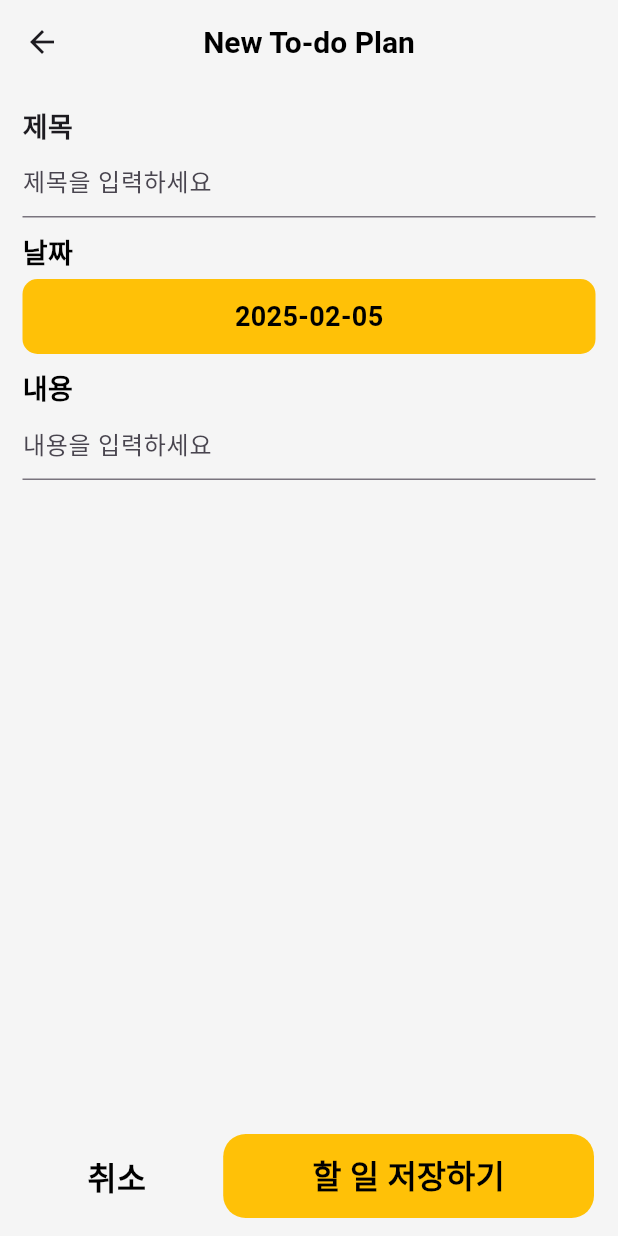
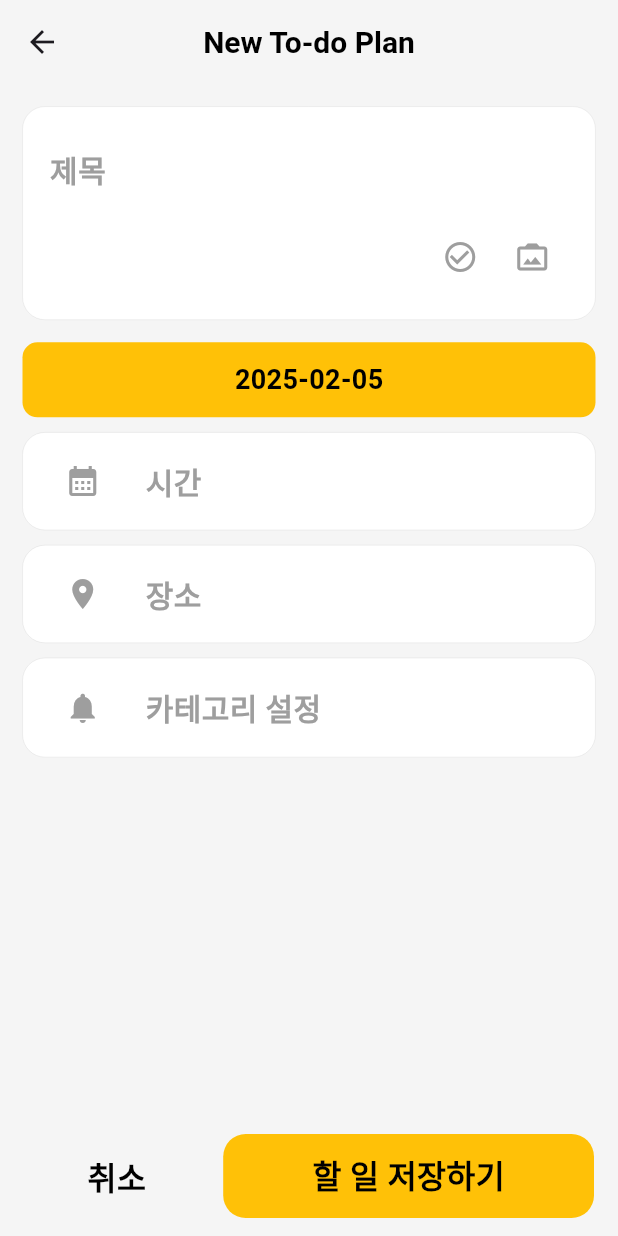
Before and after one commit to pre-per/todo_example, a Flutter app: the Makelist screen opened directly, on a phone screen of 412 x 824 dp. Run offline on Flutter 3.47's test engine with Material 3 defaults, Android fonts, the phone set to English and light mode, and no system bars; our stand-ins replace cloud_firestore, firebase_core, google_fonts; accounts and stored records are empty.

Commit message:
[Design] MakeList

```diff
--- a/lib/model/taskModel.dart
+++ b/lib/model/taskModel.dart
@@ -2,14 +2,16 @@ class Task {
   String id;
   String title;
   DateTime date;
-  String description;
+  String category;
+  List<String> checkTodo;
   bool isChecked;
 
   Task({
     required this.id,
     required this.title,
     required this.date,
-    required this.description,
+    required this.category,
+    required this.checkTodo,
     this.isChecked = false,
   });
 
@@ -17,18 +19,20 @@ class Task {
     return {
       'title': title,
       'date': date.toIso8601String(),
-      'description': description,
       'isChecked': isChecked,
+      'checkTodo': checkTodo,
+      'category': category,
     };
   }
 
   factory Task.fromMap(Map<String, dynamic> map, String documentId) {
     return Task(
       id: documentId,
-      title: map['title'] ?? '',
+      title: map['title'] ?? 'Untitled',
       date: DateTime.parse(map['date']),
-      description: map['description'] ?? '',
       isChecked: map['isChecked'] ?? false,
+      category: map['category'] ?? 'no category',
+      checkTodo: map['checkTodo'] ?? [],
     );
   }
 }
--- a/lib/screen/detailTask.dart
+++ b/lib/screen/detailTask.dart
@@ -28,7 +28,6 @@ class Detailtask extends StatelessWidget {
           children: [
             RenderDetailTask(name: '제목', content: task.title),
             RenderDetailTask(name: '날짜', content: task.date.toString().split(' ')[0]),
-            RenderDetailTask(name: '내용', content: task.description),
           ],
         ),
       ),
--- a/lib/screen/makeTask.dart
+++ b/lib/screen/makeTask.dart
@@ -5,27 +5,21 @@ import 'package:provider/provider.dart';
 import 'package:todo_example/model/taskModel.dart';
 import 'package:uuid/uuid.dart';
 
-class Makelist extends StatefulWidget {
+class Makelist extends StatelessWidget {
+  final GlobalKey<FormState> _formKey = GlobalKey<FormState>();
+  Task task = Task(
+    id: const Uuid().v4(),
+    title: 'Empty Title',
+    date: DateTime.now(),
+    category: 'no category',
+    checkTodo: [],
+  );
 
   Makelist({super.key});
 
   @override
-  State<Makelist> createState() => _MakelistState();
-}
-
-class _MakelistState extends State<Makelist> {
-  final GlobalKey<FormState> _formKey = GlobalKey<FormState>();
-  Task _task = Task(
-    id: const Uuid().v4(),
-    title: 'Empty Title',
-    date: DateTime.now(),
-    description: 'Empty Description',
-  );
-
-  @override
   Widget build(BuildContext context) {
     final taskProvider = Provider.of<TaskProvider>(context);
-
 
     return GestureDetector(
       onTap: () {
@@ -50,29 +44,54 @@ class _MakelistState extends State<Makelist> {
               mainAxisAlignment: MainAxisAlignment.start,
               crossAxisAlignment: CrossAxisAlignment.start,
               children: [
-                const Text(
-                  '제목',
-                  style: TextStyle(
-                    fontSize: 18.0,
-                    fontWeight: FontWeight.w600,
+                Container(
+                  decoration: BoxDecoration(
+                    borderRadius: BorderRadius.circular(15.0),
+                    border: Border.all(width: 0.1, color: Colors.grey),
+                    color: Colors.white,
                   ),
-                ),
+                  child: Padding(
+                    padding: const EdgeInsets.all(18.0),
+                    child: Column(
+                      children: [
                         TextFormField(
                           decoration: const InputDecoration(
-                    hintText: '제목을 입력하세요',
+                            hintText: '제목',
+                            hintStyle: S20W600_GREY,
+                            border: InputBorder.none,
                           ),
-                  onSaved: (String? value) {
-                    _task.title = value ?? 'Empty Title';
+                          onChanged: (String? value) {
+                            task.title = value ?? 'Empty Title';
                           },
                           validator: (String? value) {
                             return (value == null) ? '값을 입력하세요' : null;
                           },
                         ),
+                        /* ListView.builder(
+                          itemCount: taskProvider.tasks.length,
+                          itemBuilder: (context, index) {
+                            return RenderTodoTextFormField(task: taskProvider.tasks[index]);
+                          },
+                        ), */
+                        SizedBox(height: 10.0),
+                        Row(
+                          mainAxisAlignment: MainAxisAlignment.end,
+                          children: [
+                            IconButton(
+                                onPressed: () {},
+                                icon: Icon(Icons.check_circle_outline,
+                                    color: Colors.grey)),
+                            IconButton(
+                                onPressed: () {},
+                                icon: Icon(Icons.photo_camera_back,
+                                    color: Colors.grey)),
+                          ],
+                        )
+                      ],
+                    ),
+                  ),
+                ),
                 const SizedBox(height: 10.0),
-                Text(
-                  '날짜',
-                  style: S18W600_BLACK,
-                ),
                 const SizedBox(height: 5.0),
                 GestureDetector(
                   onTap: () async {
@@ -80,9 +99,7 @@ class _MakelistState extends State<Makelist> {
                         context: context,
                         firstDate: DateTime.utc(2000, 1, 1),
                         lastDate: DateTime.utc(2100, 1, 1));
-                    setState(() {
-                      _task.date = selectedDate ?? DateTime.now();
-                    });
+                    task.date = selectedDate ?? DateTime.now();
                   },
                   child: Container(
                     height: 50.0,
@@ -93,27 +110,26 @@ class _MakelistState extends State<Makelist> {
                     ),
                     child: Center(
                       child: Text(
-                        _task.date.toString().split(' ')[0],
+                        task.date.toString().split(' ')[0],
                         style: S18W600_BLACK,
                       ),
                     ),
                   ),
                 ),
                 const SizedBox(height: 10.0),
-                Text(
-                  '내용',
-                  style: S18W600_BLACK,
+                GestureDetector(
+                  onTap: () {},
+                  child: RenderTaskListTile(icon: Icons.calendar_month, text: '시간'),
                 ),
-                TextFormField(
-                  decoration: const InputDecoration(
-                    hintText: '내용을 입력하세요',
+                const SizedBox(height: 10.0),
+                GestureDetector(
+                  onTap: () {},
+                  child: RenderTaskListTile(icon: Icons.place, text: '장소'),
                 ),
-                  onSaved: (String? value) {
-                    _task.description = value ?? 'Empty Description';
-                  },
-                  validator: (String? value) {
-                    return (value == null) ? '값을 입력하세요' : null;
-                  },
+                const SizedBox(height: 10.0),
+                GestureDetector(
+                  onTap: () {},
+                  child: RenderTaskListTile(icon: Icons.notifications, text: '카테고리 설정'),
                 ),
               ],
             ),
@@ -148,7 +164,7 @@ class _MakelistState extends State<Makelist> {
                     onTap: () {
                       if (_formKey.currentState?.validate() ?? false) {
                         _formKey.currentState?.save();
-                        taskProvider.addTask(_task);
+                        taskProvider.addTask(task);
                         Navigator.pop(context);
                       }
                     },
@@ -180,3 +196,50 @@ class _MakelistState extends State<Makelist> {
     );
   }
 }
+
+class RenderTaskListTile extends StatelessWidget {
+  IconData icon;
+  String text;
+
+  RenderTaskListTile({required this.icon, required this.text, super.key});
+
+  @override
+  Widget build(BuildContext context) {
+    return Container(
+      decoration: BoxDecoration(
+        borderRadius: BorderRadius.circular(15.0),
+        color: Colors.white,
+        border: Border.all(width: 0.1, color: Colors.grey),
+      ),
+      child: Padding(
+        padding: const EdgeInsets.all(18.0),
+        child: Center(
+          child: Row(
+            children: [
+              const SizedBox(width: 10.0),
+              Icon(icon, color: Colors.grey),
+              const SizedBox(width: 30.0),
+              Text(text, style: S20W600_GREY),
+            ],
+          ),
+        ),
+      ),
+    );
+  }
+}
+
+
+class RenderTodoTextFormField extends StatelessWidget {
+  Task task;
+
+  RenderTodoTextFormField({required this.task, super.key});
+
+  @override
+  Widget build(BuildContext context) {
+    return Container(
+      width: 50.0,
+      height: 50.0,
+      color: Colors.red,
+    );
+  }
+}
```
Lines whose indentation alone changed are shown as unchanged.
